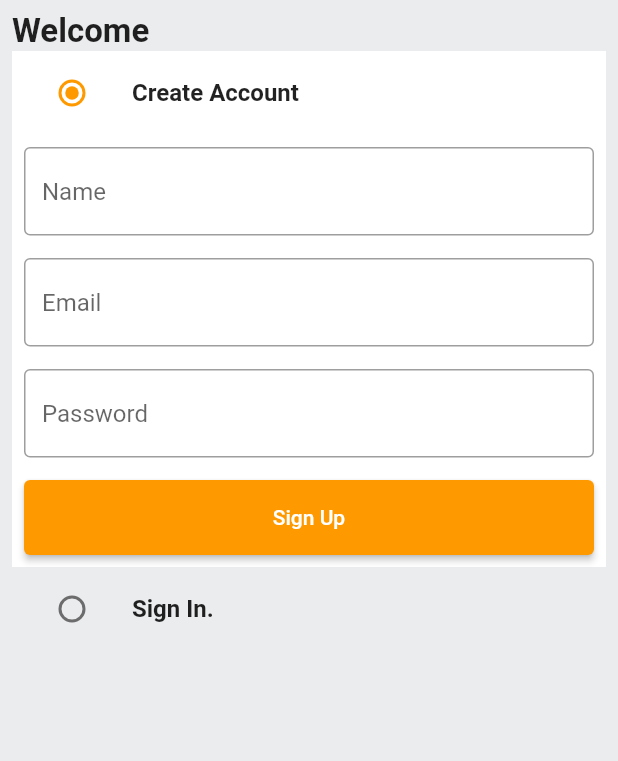
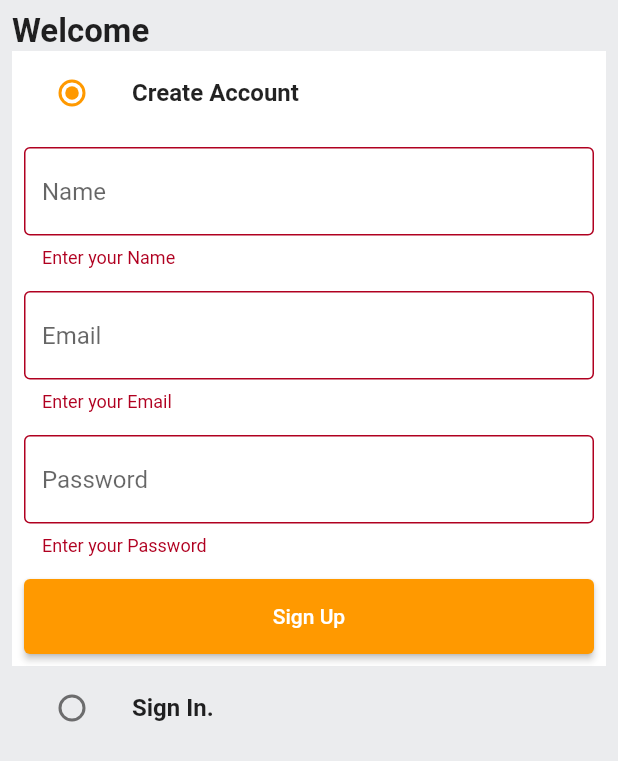
Before and after one commit to jitbherwaniofficial/amazon_clone, a Flutter app: the screen it shows after launch, after a tap on "Sign Up", on a phone screen of 412 x 824 dp. Shown: the top 761 px of the screen. Run offline on Flutter 3.47's test engine with Material 2 defaults, Android fonts, the phone set to English and light mode, and no system bars.

Commit message:
Validation and Signup button updated

```diff
--- a/lib/common/widgets/custom_text_field.dart
+++ b/lib/common/widgets/custom_text_field.dart
@@ -24,7 +24,12 @@ class CustomTextField extends StatelessWidget {
           ),
         ),
       ),
-      validator: (val) {},
+      validator: (val) {
+        if (val == null || val.isEmpty) {
+          return 'Enter your $hintText';
+        }
+        return null;
+      },
     );
   }
 }
--- a/lib/constants/global_variables.dart
+++ b/lib/constants/global_variables.dart
@@ -1,4 +1,6 @@
 import 'package:flutter/material.dart';
+
+String uri = 'http://<MyIPAddress>:3000';
 
 class GlobalVariables {
   // COLORS
--- a/lib/features/auth/screens/auth_screen.dart
+++ b/lib/features/auth/screens/auth_screen.dart
@@ -1,6 +1,7 @@
 import 'package:amazon_clone/common/widgets/custom_button.dart';
 import 'package:amazon_clone/common/widgets/custom_text_field.dart';
 import 'package:amazon_clone/constants/global_variables.dart';
+import 'package:amazon_clone/features/auth/services/auth_service.dart';
 import 'package:flutter/material.dart';
 
 enum Auth {
@@ -20,6 +21,7 @@ class _AuthScreenState extends State<AuthScreen> {
   Auth _auth = Auth.signup;
   final _SignUpFormKey = GlobalKey<FormState>();
   final _SignInFormKey = GlobalKey<FormState>();
+  final AuthService authService = AuthService();
   final TextEditingController _emailController = TextEditingController();
   final TextEditingController _passwordController = TextEditingController();
   final TextEditingController _nameController = TextEditingController();
@@ -30,6 +32,15 @@ class _AuthScreenState extends State<AuthScreen> {
     _emailController.dispose();
     _passwordController.dispose();
     _nameController.dispose();
+  }
+
+  void signUpUser() {
+    authService.signUpUser(
+      context: context,
+      email: _emailController.text,
+      password: _passwordController.text,
+      name: _nameController.text,
+    );
   }
 
   @override
@@ -99,7 +110,14 @@ class _AuthScreenState extends State<AuthScreen> {
                       const SizedBox(
                         height: 15,
                       ),
-                      CustomButton(text: "Sign Up", onTap: () {}),
+                      CustomButton(
+                        text: "Sign Up",
+                        onTap: () {
+                          if (_SignUpFormKey.currentState!.validate()) {
+                            signUpUser();
+                          }
+                        },
+                      ),
                     ],
                   ),
                 ),
--- a/lib/models/user.dart
+++ b/lib/models/user.dart
@@ -1,3 +1,5 @@
+import 'dart:convert';
+
 class User {
   final String id;
   final String name;
@@ -7,5 +9,40 @@ class User {
   final String type;
   final String token;
 
-  User(this.id, this.name, this.email, this.password, this.address, this.type, this.token);
+  User(
+      {required this.id,
+      required this.name,
+      required this.email,
+      required this.password,
+      required this.address,
+      required this.type,
+      required this.token});
+
+  Map<String, dynamic> toMap() {
+    return {
+      'id': id,
+      'name': name,
+      'email': email,
+      'password': password,
+      'address': address,
+      'type': type,
+      'token': token,
+    };
+  }
+
+  factory User.fromMap(Map<String, dynamic> map) {
+    return User(
+      id: map['_id'] ?? '',
+      name: map['name'] ?? '',
+      email: map['email'] ?? '',
+      password: map['password'] ?? '',
+      address: map['address'] ?? '',
+      type: map['type'] ?? '',
+      token: map['token'] ?? '',
+    );
+  }
+
+  String toJson() => json.encode(toMap());
+
+  factory User.fromJson(String source) => User.fromMap(json.decode(source));
 }
--- a/pubspec.yaml
+++ b/pubspec.yaml
@@ -34,6 +34,8 @@ dependencies:
   # The following adds the Cupertino Icons font to your application.
   # Use with the CupertinoIcons class for iOS style icons.
   cupertino_icons: ^1.0.2
+  json_annotation: ^4.7.0
+  http: ^0.13.5
 
 dev_dependencies:
   flutter_test:
```
Also changed, not shown: lib/constants/error_handling.dart (added, +25 -0 lines), lib/constants/utils.dart (added, +9 -0 lines), lib/features/auth/services/auth_service.dart (+37 -1 lines), pubspec.lock, 4 other files.
